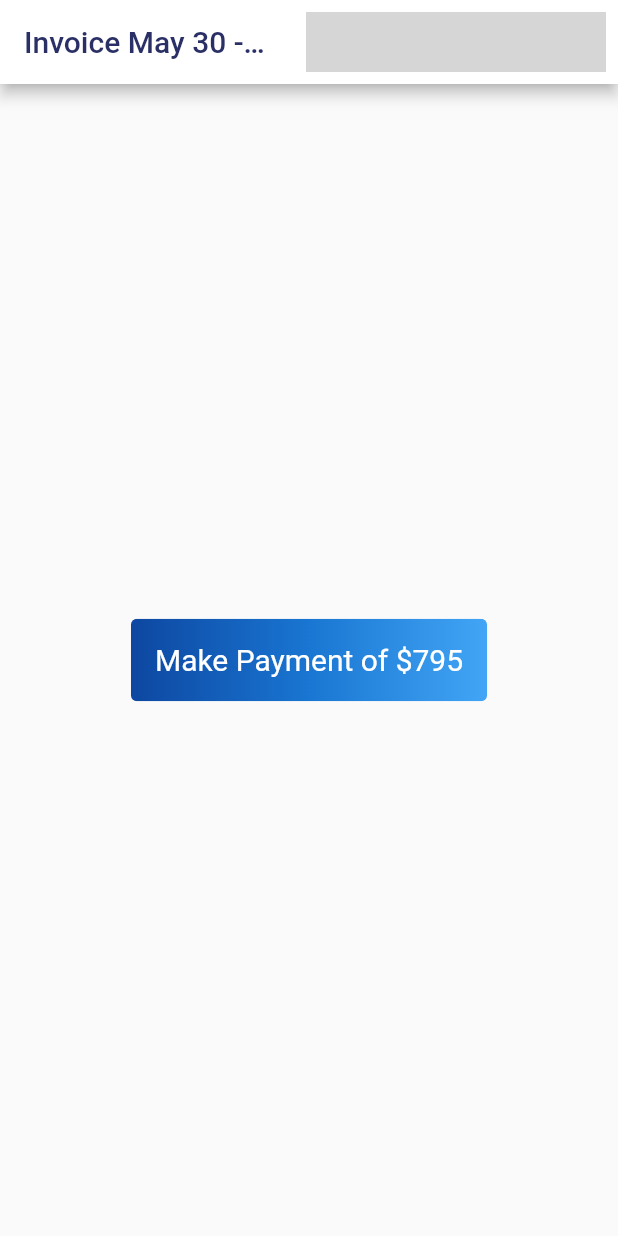
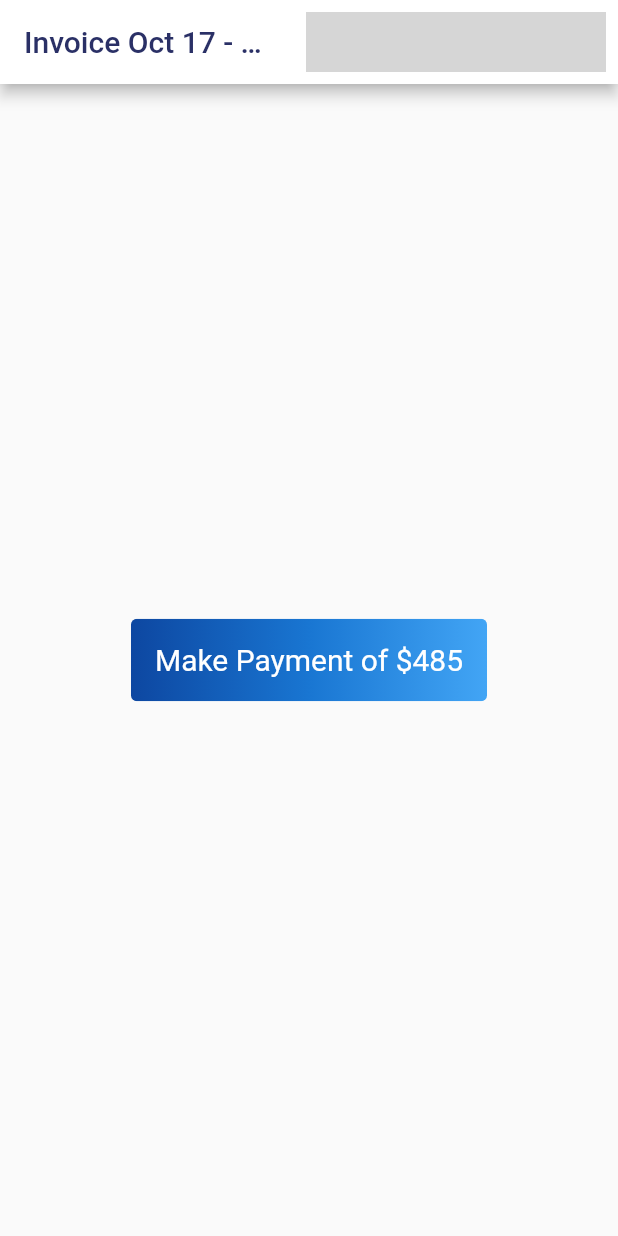
Before and after one commit to Team-Crushing-It/derosa_payment, a Flutter app: the screen it shows after launch, on a phone screen of 412 x 824 dp. Run offline on Flutter 3.47's test engine with Material 2 defaults, Android fonts, the phone set to English and light mode, and no system bars; our stand-ins replace bloc, cloud_firestore, equatable, firebase_auth, firebase_core, flutter_bloc and 1 more; missing offline and left inert: flow_builder, very_good_analysis; accounts and stored records are empty; generated files the repository leaves out were written again; network calls fail; grey boxes are pictures that could not be loaded.

Commit message:
Update home.dart

```diff
--- a/lib/home/view/home.dart
+++ b/lib/home/view/home.dart
@@ -30,8 +30,8 @@ class _HomeState extends State<Home> {
   @override
   Widget build(BuildContext context) {
     const id = 'DeRosa';
-    const title = 'May 30 - June 5';
-    const price = '795';
+    const title = 'Oct 17 - Oct 23';
+    const price = '485';
     final timeStamp = DateTime.now().toString();
 
     return Scaffold(
```
